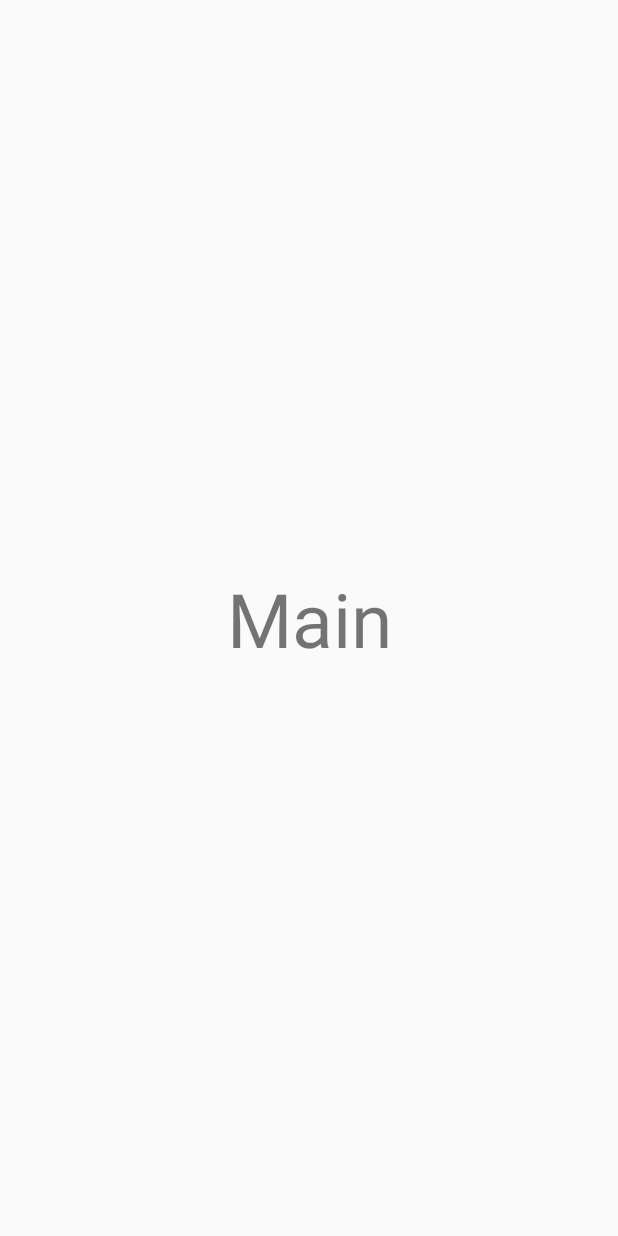
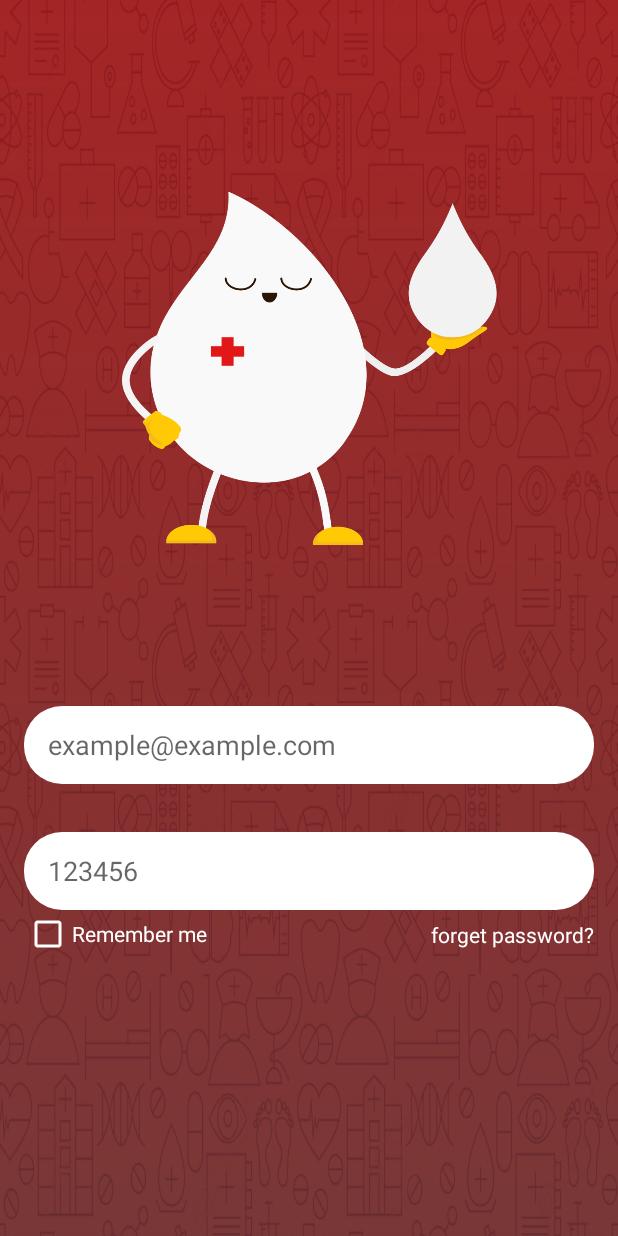
Before and after one commit to omarzer0/Blood-Bank, an Android app: the LoginActivity screen opened directly, with no data from a screen before it, on a phone screen of 412 x 824 dp. Run offline under Robolectric (Android 15) with nearby library versions, the phone set to English and light mode, and no system bars.

Commit message:
user auth

```diff
--- a/app/src/main/AndroidManifest.xml
+++ b/app/src/main/AndroidManifest.xml
@@ -17,7 +17,7 @@
                 <category android:name="android.intent.category.LAUNCHER" />
             </intent-filter>
         </activity>
-        <activity android:name=".view.activity.MainActivity"></activity>
+        <activity android:name=".view.activity.userAuth.LoginActivity"></activity>
     </application>
 
 </manifest>
--- a/app/src/main/java/com/azapps/bloodbankipda3/view/activity/MainActivity.java
+++ b/app/src/main/java/com/azapps/bloodbankipda3/view/activity/userAuth/LoginActivity.java
@@ -1,15 +1,16 @@
-package com.azapps.bloodbankipda3.view.activity;
+package com.azapps.bloodbankipda3.view.activity.userAuth;
 
 import android.os.Bundle;
 
 import com.azapps.bloodbankipda3.R;
+import com.azapps.bloodbankipda3.view.activity.BaseActivity;
 
-public class MainActivity extends BaseActivity {
+public class LoginActivity extends BaseActivity {
 
     @Override
     protected void onCreate(Bundle savedInstanceState) {
         super.onCreate(savedInstanceState);
-        setContentView(R.layout.activity_main);
+        setContentView(R.layout.activity_login);
     }
 
     @Override
--- a/app/src/main/java/com/azapps/bloodbankipda3/view/fragment/slider/SliderFragment.java
+++ b/app/src/main/java/com/azapps/bloodbankipda3/view/fragment/slider/SliderFragment.java
@@ -12,7 +12,7 @@ import androidx.annotation.NonNull;
 import androidx.annotation.Nullable;
 
 import com.azapps.bloodbankipda3.R;
-import com.azapps.bloodbankipda3.view.activity.MainActivity;
+import com.azapps.bloodbankipda3.view.activity.userAuth.LoginActivity;
 import com.azapps.bloodbankipda3.view.fragment.BaseFragment;
 
 public class SliderFragment extends BaseFragment {
@@ -31,7 +31,7 @@ public class SliderFragment extends BaseFragment {
         skipButton.setOnClickListener(new View.OnClickListener() {
             @Override
             public void onClick(View v) {
-                startActivity(new Intent(getActivity(), MainActivity.class));
+                startActivity(new Intent(getActivity(), LoginActivity.class));
 //                getActivity().finish();
             }
         });
--- /dev/null
+++ b/app/src/main/res/drawable/edit_text_shape.xml
@@ -0,0 +1,10 @@
+<?xml version="1.0" encoding="utf-8"?>
+<shape xmlns:android="http://schemas.android.com/apk/res/android">
+    <corners android:radius="25dp"/>
+    <solid android:color="@android:color/white"/>
+    <size android:width="300dp" android:height="52dp"/>
+    <padding android:left="16dp" android:right="16dp"
+        android:bottom="8dp"
+        android:top="8dp"/>
+
+</shape>
--- /dev/null
+++ b/app/src/main/res/layout/activity_login.xml
@@ -0,0 +1,95 @@
+<?xml version="1.0" encoding="utf-8"?>
+<androidx.constraintlayout.widget.ConstraintLayout xmlns:android="http://schemas.android.com/apk/res/android"
+    xmlns:app="http://schemas.android.com/apk/res-auto"
+    xmlns:tools="http://schemas.android.com/tools"
+    android:layout_width="match_parent"
+    android:layout_height="match_parent"
+    android:background="@drawable/login_background_image"
+    tools:context=".view.activity.userAuth.LoginActivity">
+
+    <ImageView
+        android:id="@+id/imageView2"
+        android:layout_width="250dp"
+        android:layout_height="250dp"
+        android:src="@drawable/user_auth_white_blood_icon"
+        app:layout_constraintBottom_toTopOf="@+id/guideline2"
+        app:layout_constraintEnd_toEndOf="parent"
+        app:layout_constraintHorizontal_bias="0.5"
+        app:layout_constraintStart_toStartOf="parent" />
+
+    <androidx.core.widget.NestedScrollView
+        android:id="@+id/activity_login_nested_scroll_view"
+        android:layout_width="wrap_content"
+        android:layout_height="wrap_content"
+        app:layout_constraintEnd_toEndOf="parent"
+        app:layout_constraintStart_toStartOf="parent"
+        app:layout_constraintTop_toTopOf="@+id/guideline2">
+
+
+        <EditText
+            android:layout_width="100dp"
+            android:layout_height="100dp"/>
+
+    </androidx.core.widget.NestedScrollView>
+
+    <EditText
+        android:id="@+id/activity_login_ed_edit_text_login_email"
+        android:layout_width="match_parent"
+        android:layout_height="wrap_content"
+        android:layout_marginStart="16dp"
+        android:layout_marginEnd="16dp"
+        android:layout_marginTop="100dp"
+        android:background="@drawable/edit_text_shape"
+        android:hint="example@example.com"
+        android:inputType="textEmailAddress"
+        app:layout_constraintEnd_toEndOf="parent"
+        app:layout_constraintHorizontal_bias="0.0"
+        app:layout_constraintStart_toStartOf="parent"
+        app:layout_constraintTop_toTopOf="@+id/guideline2" />
+
+    <EditText
+        android:id="@+id/activity_login_ed_edit_text_login_password"
+        android:layout_width="match_parent"
+        android:layout_height="wrap_content"
+        android:layout_marginStart="16dp"
+        android:layout_marginTop="32dp"
+        android:layout_marginEnd="16dp"
+        android:background="@drawable/edit_text_shape"
+        android:hint="123456"
+        android:inputType="textPassword"
+        app:layout_constraintEnd_toEndOf="parent"
+        app:layout_constraintStart_toStartOf="parent"
+        app:layout_constraintTop_toBottomOf="@+id/activity_login_ed_edit_text_login_email" />
+
+
+
+    <CheckBox
+        android:id="@+id/activity_login_chb_check_box_remember_me"
+        android:layout_width="wrap_content"
+        android:layout_height="wrap_content"
+        android:buttonTint="@android:color/white"
+        android:text="Remember me"
+        android:textColor="@android:color/white"
+        app:layout_constraintStart_toStartOf="@+id/activity_login_ed_edit_text_login_password"
+        app:layout_constraintTop_toBottomOf="@+id/activity_login_ed_edit_text_login_password" />
+
+
+    <TextView
+        android:id="@+id/activity_login_tv_text_view_forget_password"
+        android:layout_width="wrap_content"
+        android:layout_height="wrap_content"
+        android:text="forget password?"
+        android:textColor="@android:color/white"
+        app:layout_constraintBottom_toBottomOf="@+id/activity_login_chb_check_box_remember_me"
+        app:layout_constraintEnd_toEndOf="@+id/activity_login_ed_edit_text_login_password"
+        app:layout_constraintTop_toTopOf="@+id/activity_login_chb_check_box_remember_me" />
+
+
+
+    <androidx.constraintlayout.widget.Guideline
+        android:id="@+id/guideline2"
+        android:layout_width="wrap_content"
+        android:layout_height="wrap_content"
+        android:orientation="horizontal"
+        app:layout_constraintGuide_percent="0.45" />
+</androidx.constraintlayout.widget.ConstraintLayout>
--- a/app/src/main/res/layout/activity_main.xml
+++ /dev/null
@@ -1,20 +0,0 @@
-<?xml version="1.0" encoding="utf-8"?>
-<androidx.constraintlayout.widget.ConstraintLayout
-    xmlns:android="http://schemas.android.com/apk/res/android"
-    xmlns:tools="http://schemas.android.com/tools"
-    xmlns:app="http://schemas.android.com/apk/res-auto"
-    android:layout_width="match_parent"
-    android:layout_height="match_parent"
-    tools:context=".view.activity.MainActivity">
-
-    <TextView
-        android:layout_width="wrap_content"
-        android:layout_height="wrap_content"
-        android:text="Main"
-        android:textSize="50sp"
-        app:layout_constraintBottom_toBottomOf="parent"
-        app:layout_constraintLeft_toLeftOf="parent"
-        app:layout_constraintRight_toRightOf="parent"
-        app:layout_constraintTop_toTopOf="parent" />
-
-  </androidx.constraintlayout.widget.ConstraintLayout>
```
Also changed, not shown: app/src/main/res/drawable-v24/user_auth_white_blood_icon.png (added), app/src/main/res/drawable/login_background_image.png (added).
